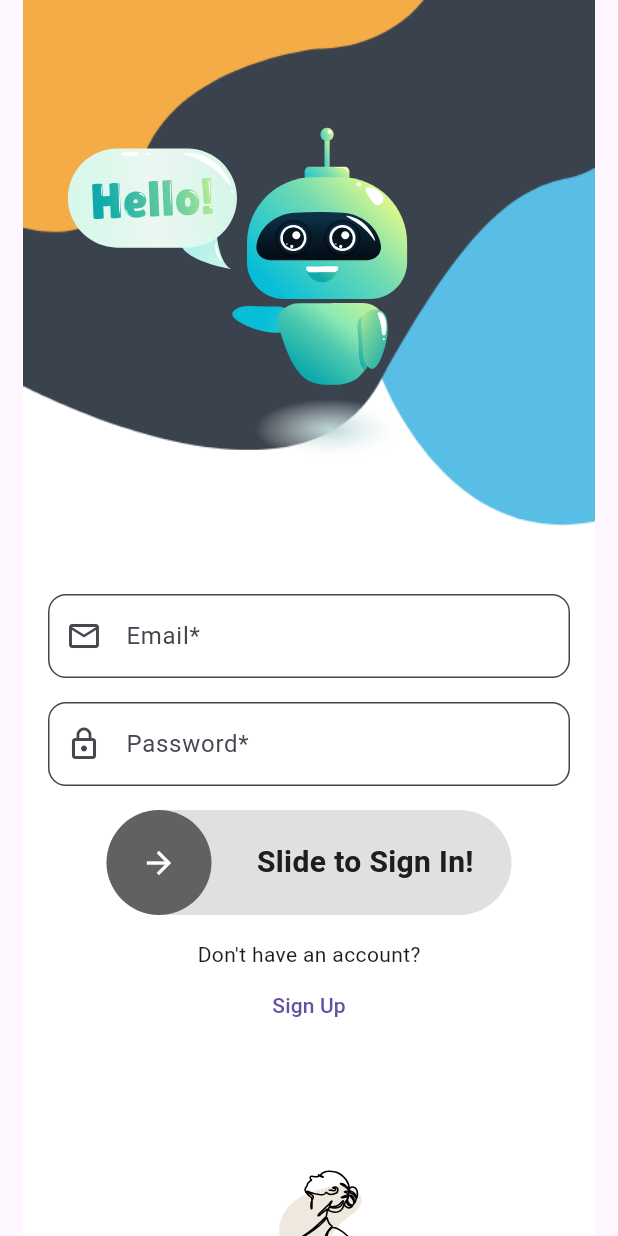
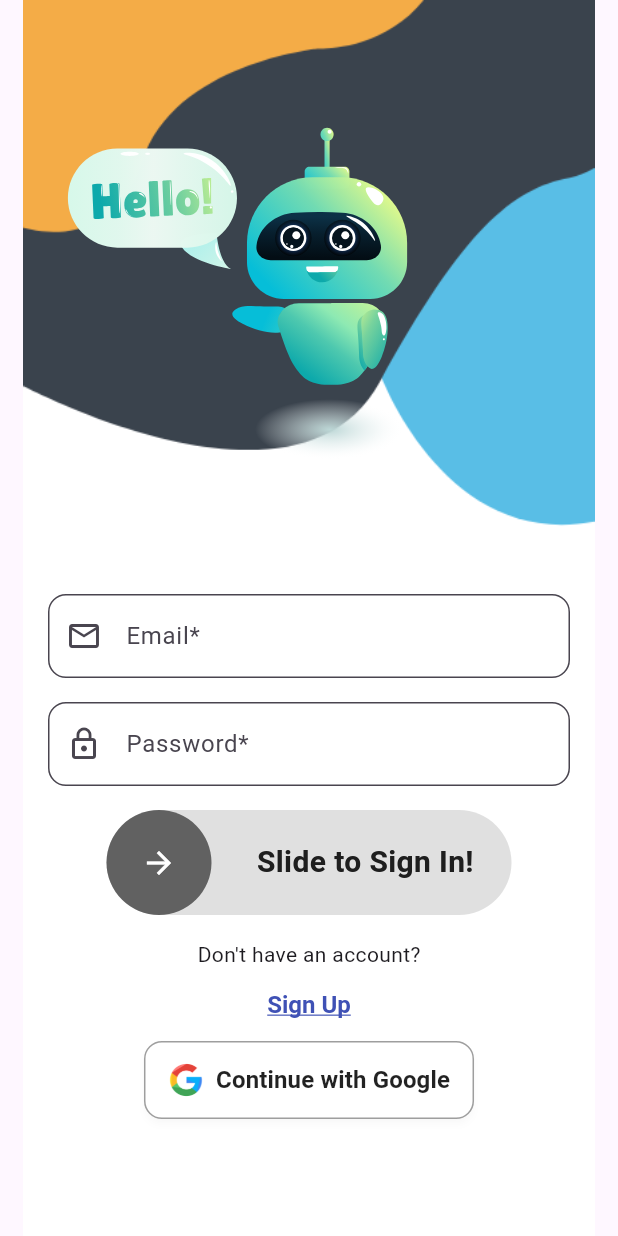
Before and after one commit to Shivam2187/employee_notification_app, a Flutter app: the screen it shows after launch, on a phone screen of 412 x 824 dp. Run offline on Flutter 3.47's test engine with Material 3 defaults, Android fonts, the phone set to English and light mode, and no system bars; drawn by our look-alikes of slider_button; our stand-ins replace cached_network_image, cloud_firestore, curved_labeled_navigation_bar, firebase_auth, firebase_core, firebase_messaging and 10 more; missing offline and left inert: animated_icon, carousel_slider_plus, linkify; accounts and stored records are empty; network calls fail.

Commit message:
added login with google feature

```diff
--- /dev/null
+++ b/lib/features/login/presentation/widgets/google_sign_in_button.dart
@@ -0,0 +1,38 @@
+import 'package:flutter/material.dart';
+
+class GoogleLoginButton extends StatelessWidget {
+  final VoidCallback onPressed;
+
+  const GoogleLoginButton({super.key, required this.onPressed});
+
+  @override
+  Widget build(BuildContext context) {
+    return ElevatedButton.icon(
+      onPressed: onPressed,
+      icon: Image.asset(
+        'assets/login/google_logo.png',
+        height: 24,
+        width: 24,
+      ),
+      label: const Text(
+        'Continue with Google',
+        style: TextStyle(
+          fontSize: 16,
+          fontWeight: FontWeight.w600,
+          color: Colors.black87,
+        ),
+      ),
+      style: ElevatedButton.styleFrom(
+        backgroundColor: Colors.white,
+        foregroundColor: Colors.black,
+        padding: const EdgeInsets.symmetric(vertical: 14, horizontal: 16),
+        shape: RoundedRectangleBorder(
+          borderRadius: BorderRadius.circular(12),
+          side: const BorderSide(color: Colors.grey),
+        ),
+        elevation: 2,
+        shadowColor: Colors.black12,
+      ),
+    );
+  }
+}
--- a/lib/features/task_and_notification/presentation/screens/login/login_page.dart
+++ b/lib/features/task_and_notification/presentation/screens/login/login_page.dart
@@ -1,6 +1,7 @@
 import 'package:flutter/material.dart';
 import 'package:go_router/go_router.dart';
 import 'package:lottie/lottie.dart';
+import 'package:notification_flutter_app/features/login/presentation/widgets/google_sign_in_button.dart';
 import 'package:notification_flutter_app/features/task_and_notification/presentation/widgets/loader.dart';
 import 'package:notification_flutter_app/firebase/login_service.dart';
 import 'package:notification_flutter_app/firebase/notification.dart';
@@ -155,7 +156,8 @@ class _LoginPageState extends State<LoginPage> {
 
                         LoaderDialog.show(context: context);
                         // call login service
-                        final status = await UserAuthService().login(
+                        final status =
+                            await UserAuthService().loginWithEmailAndPassword(
                           _emailController.text.trim(),
                           _passwordController.text.trim(),
                         );
@@ -193,7 +195,35 @@ class _LoginPageState extends State<LoginPage> {
                     FocusScope.of(context).unfocus();
                     context.push('/signUpScreen');
                   },
+                  style: TextButton.styleFrom(
+                    foregroundColor: Colors.indigo,
+                    textStyle: const TextStyle(
+                      fontWeight: FontWeight.w600,
+                      fontSize: 16,
+                      decoration: TextDecoration.underline,
+                    ),
+                  ),
                   child: const Text("Sign Up"),
+                ),
+                GoogleLoginButton(
+                  onPressed: () async {
+                    FocusScope.of(context).unfocus();
+                    LoaderDialog.show(context: context);
+                    final userData = await UserAuthService().signInWithGoogle();
+                    LoaderDialog.hide(context: context);
+
+                    if (userData != null) {
+                      // save user email to global store
+                      GlobalStroe().userEmail = userData.user?.email ?? '';
+                      context.go('/');
+                    } else {
+                      showTopSnackBar(
+                        context: context,
+                        message: "Google Sign In failed. Please try again.",
+                        bgColor: Colors.red,
+                      );
+                    }
+                  },
                 ),
                 Lottie.asset(
                   'assets/animations/dancing.json',
--- a/pubspec.yaml
+++ b/pubspec.yaml
@@ -69,6 +69,7 @@ dependencies:
   firebase_messaging: ^15.2.6
   cloud_firestore: ^5.6.8
   firebase_auth: ^5.6.0
+  google_sign_in: ^6.3.0
 
 dev_dependencies:
   flutter_test:
```
Also changed, not shown: lib/firebase/login_service.dart (+22 -1 lines), assets/login/google_logo.png (added), pubspec.lock, 2 other files.
